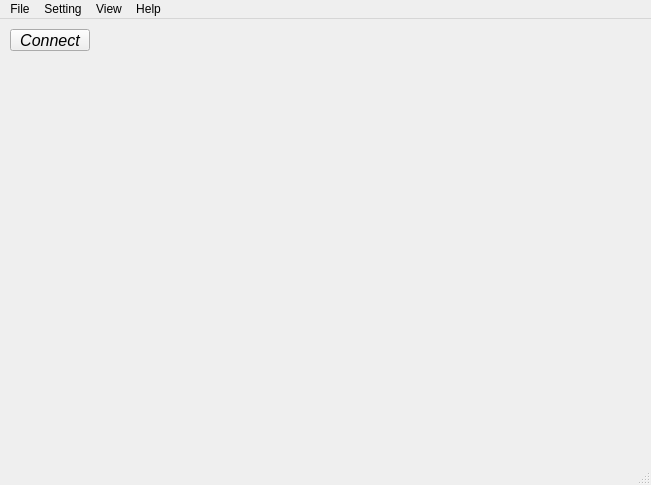
Before: the Qt Designer form UI/mainwindow.ui in AliHejazi/Kn2cMonitoring, drawn with Qt 5.
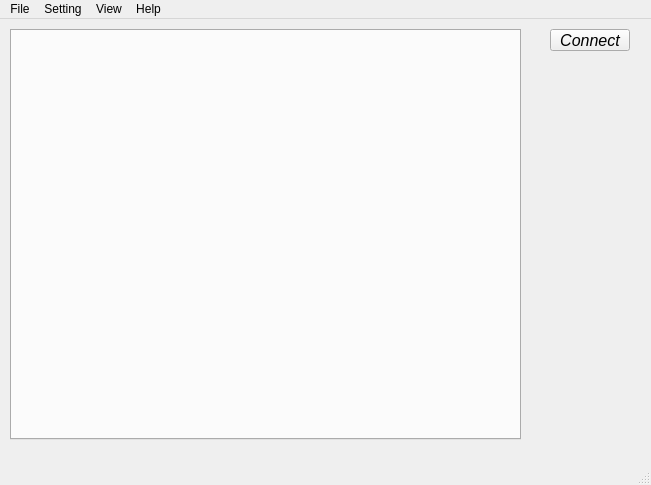
After: the same form once the commit is applied. Icons and pictures are not drawn.

```diff
--- a/UI/mainwindow.ui
+++ b/UI/mainwindow.ui
@@ -17,7 +17,7 @@
    <widget class="QPushButton" name="connectButton">
     <property name="geometry">
      <rect>
-      <x>10</x>
+      <x>550</x>
       <y>10</y>
       <width>80</width>
       <height>22</height>
@@ -33,6 +33,19 @@
      <string>Connect</string>
     </property>
    </widget>
+   <widget class="QTabWidget" name="robotTabsWidgets">
+    <property name="geometry">
+     <rect>
+      <x>10</x>
+      <y>10</y>
+      <width>511</width>
+      <height>411</height>
+     </rect>
+    </property>
+    <property name="currentIndex">
+     <number>-1</number>
+    </property>
+   </widget>
   </widget>
   <widget class="QMenuBar" name="menubar">
    <property name="geometry">
```
